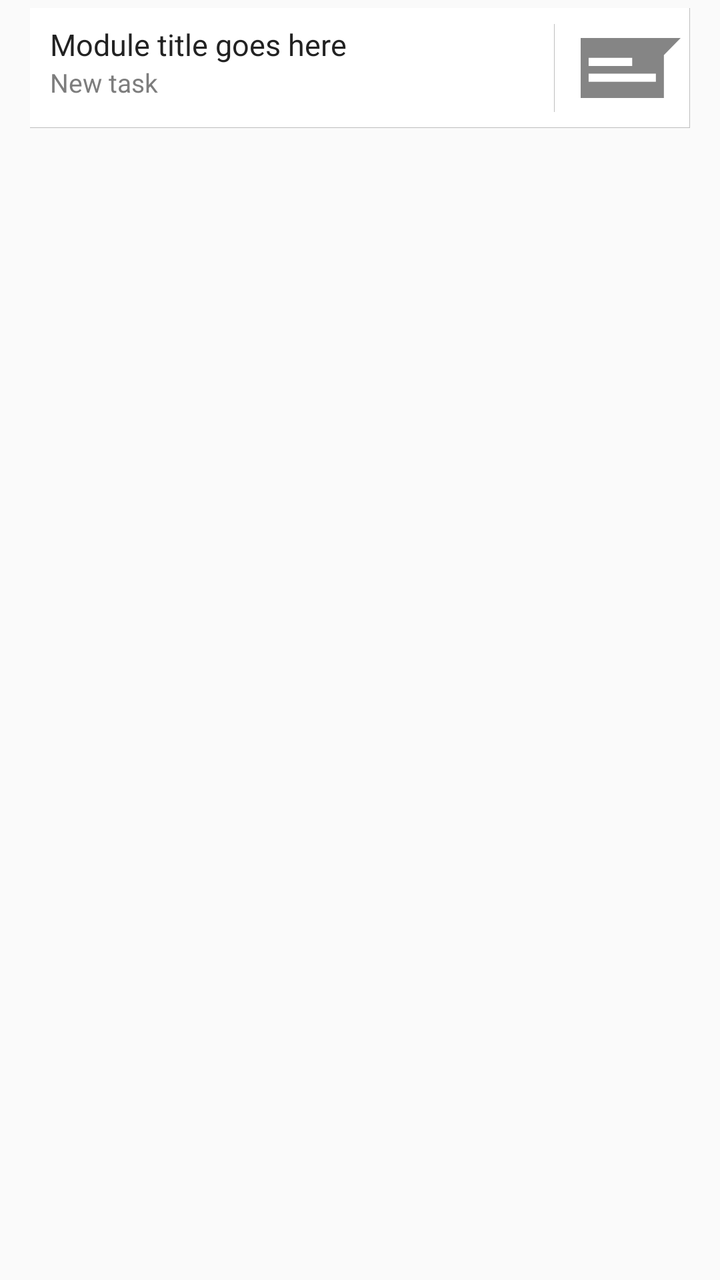
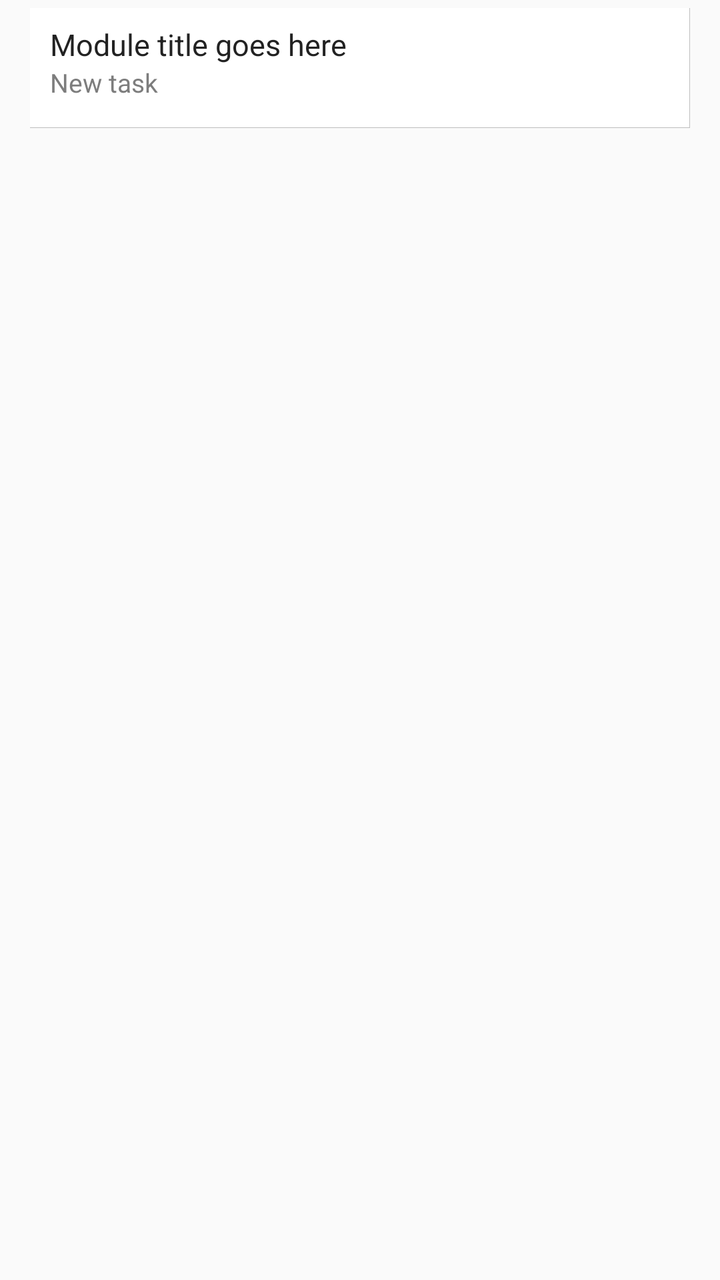

Before-and-after screenshots of an Android layout around one commit, followed by the original layout XML and the change that was made.
<!-- AndroidManifest.xml: application theme AppCompactTheme -->
<!-- res/layout/listview_module_list.xml -->
<?xml version="1.0" encoding="utf-8"?>
<LinearLayout xmlns:android="http://schemas.android.com/apk/res/android"
    xmlns:tools="http://schemas.android.com/tools"
    android:orientation="vertical"
    android:layout_width="match_parent"
    android:layout_height="wrap_content"
    android:paddingLeft="15dp"
    android:paddingRight="15dp"
    android:paddingTop="@dimen/ofis_list_itemseparator"
    android:paddingBottom="@dimen/ofis_list_itemseparator">


    <LinearLayout
        android:orientation="horizontal"
        android:layout_width="match_parent"
        android:id="@+id/rowlin"
        android:layout_height="wrap_content"
        android:minHeight="60dp"
        android:background="@drawable/list_item"
        android:baselineAligned="false"
        tools:ignore="UselessParent">

        <LinearLayout
            android:orientation="vertical"
            android:layout_width="0dp"
            android:layout_height="match_parent"
            android:id="@+id/itemTextContainer"
            android:layout_marginTop="8dp"
            android:layout_marginBottom="8dp"
            android:layout_marginEnd="8dp"
            android:layout_marginRight="8dp"
            android:paddingLeft="10dp"
            android:paddingRight="10dp"
            android:layout_weight="1">
            <TextView
                android:layout_width="wrap_content"
                android:layout_height="wrap_content"
                android:id="@+id/moduleListFarmerModuleId"
                android:visibility="gone"/>
            <TextView
                android:layout_width="wrap_content"
                android:layout_height="wrap_content"
                android:id="@+id/moduleListCurrentSubModuleId"
                android:visibility="gone"/>
            <TextView
                android:layout_width="wrap_content"
                android:layout_height="wrap_content"
                android:id="@+id/moduleListStatusStarted"
                android:visibility="gone"/>
            <TextView
                android:layout_width="wrap_content"
                android:layout_height="wrap_content"
                android:id="@+id/moduleListStatusFinished"
                android:visibility="gone"/>
            <TextView
                android:layout_width="wrap_content"
                android:layout_height="wrap_content"
                android:id="@+id/moduleListEnabled"
                android:text="@string/enabled_string"
                android:visibility="gone"/>
            <TextView
                android:layout_width="wrap_content"
                android:layout_height="wrap_content"
                android:id="@+id/moduleListRecordedLat"
                android:text="@string/enabled_string"
                android:visibility="gone"/>
            <TextView
                android:layout_width="wrap_content"
                android:layout_height="wrap_content"
                android:id="@+id/moduleListRecordedLng"
                android:text="@string/enabled_string"
                android:visibility="gone"/>
            <TextView
                android:layout_width="match_parent"
                android:layout_height="wrap_content"
                android:text="@string/ModuleTitle"
                android:id="@+id/moduleListModuleName"
                android:textColor="@color/ofis_base_font_dark"
                android:textSize="@dimen/ofis_med_text" />
            <TextView
                android:layout_width="wrap_content"
                android:layout_height="wrap_content"
                android:text="@string/ModuleStatus"
                android:id="@+id/moduleListModuleStatus"
                android:textColor="@color/ofis_list_item_subtitle"
                android:textSize="@dimen/ofis_small_text" />
        </LinearLayout>

        <LinearLayout
            android:layout_width="wrap_content"
            android:layout_height="wrap_content"
            android:background="@drawable/left_border"
            android:layout_marginTop="8dp"
            android:layout_marginBottom="8dp">
            <ImageView
                android:layout_width="wrap_content"
                android:layout_height="wrap_content"
                android:adjustViewBounds="true"
                android:scaleType="fitCenter"
                android:id="@+id/moduleListModuleIcon"
                android:src="@drawable/ic_status_new"
                android:contentDescription="@string/Farmer_Photo"
                android:layout_gravity="center_vertical|center_horizontal" />
        </LinearLayout>
    </LinearLayout>

</LinearLayout>
<!-- resources referenced by this layout -->
<resources>
  <color name="ofis_base_font_dark">#222222</color>
  <color name="ofis_list_item_subtitle">#7d7d7d</color>
  <dimen name="ofis_list_itemseparator">4dp</dimen>
  <dimen name="ofis_med_text">15sp</dimen>
  <dimen name="ofis_small_text">13sp</dimen>
  <!-- drawable ic_status_new: png bitmap (drawable-hdpi, 15211 bytes) -->
  <!-- drawable left_border (drawable) -->
  <?xml version="1.0" encoding="utf-8"?>
  <layer-list xmlns:android="http://schemas.android.com/apk/res/android">
      <item
          android:bottom="-3dp"
          android:left="-2dp"
          android:top="-3dp"
          android:right="-3dp">
          <shape android:shape="rectangle">
              <solid android:color="@android:color/transparent"/>
              <stroke
                  android:color="@color/ofis_list_item_border"
                  android:width="@dimen/ofis_list_itemborder" />
          </shape>
          </item>
  </layer-list>
  <!-- drawable list_item (drawable) -->
  <?xml version="1.0" encoding="utf-8"?>
  <layer-list xmlns:android="http://schemas.android.com/apk/res/android">
      <item
          android:right="-3dp"
          android:left="-3dp"
          android:top="-3dp"
          android:bottom="-2dp">
          <shape android:shape="rectangle">
              <solid android:color="@color/ofis_list_item_background"/>
              <stroke
                  android:color="@color/ofis_list_item_border"
                  android:width="@dimen/ofis_list_itemborder" />
          </shape>
          </item>
  </layer-list>
  <string name="Farmer_Photo">Farmer Photo</string>
  <string name="ModuleStatus">New task</string>
  <string name="ModuleTitle">Module title goes here</string>
  <string name="enabled_string">true</string>
  <style name="AppCompactTheme" parent="Theme.AppCompat.Light">
          
          <item name="android:spinnerStyle">@android:style/Widget.Holo.Light.Spinner</item>
          <item name="android:spinnerItemStyle">@style/SpinnerItem</item>
          <item name="android:spinnerDropDownItemStyle">@style/SpinnerItem.DropDownItem</item>
          <item name="android:dropDownListViewStyle">@style/StandardSpinner</item>
          <item name="android:actionBarStyle">@style/AppTheme.ActionBarStyle</item>
      </style>
  <color name="ofis_list_item_border">#40000000</color>
  <dimen name="ofis_list_itemborder">1px</dimen>
  <color name="ofis_list_item_background">#ffffff</color>
  <style name="SpinnerItem" parent="Widget.AppCompat.TextView.SpinnerItem">
          <item name="android:textColor">@color/ofis_base_font_white</item>
          <item name="android:textSize">@dimen/ofis_spinner_text</item>
      </style>
  <style name="SpinnerItem.DropDownItem" parent="Widget.AppCompat.Light.DropDownItem.Spinner">
          <item name="android:textColor">@color/ofis_text_field</item>
          <item name="android:background">@color/ofis_spinner_item_background</item>
      </style>
  <style name="StandardSpinner" parent="Widget.AppCompat.ListView.DropDown">
          <item name="android:dividerHeight">@dimen/ofis_spinner_itemseparator</item>
          <item name="android:divider">@color/ofis_spinner_divider</item>
      </style>
  <style name="AppTheme.ActionBarStyle" parent="Theme.AppCompat.Light">
          <item name="android:titleTextStyle">@style/AppTheme.ActionBar.TitleTextStyle</item>
      </style>
  <color name="ofis_base_font_white">#ffffff</color>
  <dimen name="ofis_spinner_text">14sp</dimen>
  <color name="ofis_text_field">#DE000000</color>
  <color name="ofis_spinner_item_background">@color/ofis_actionbar_background</color>
  <dimen name="ofis_spinner_itemseparator">1dp</dimen>
  <color name="ofis_spinner_divider">#ff333333</color>
  <style name="AppTheme.ActionBar.TitleTextStyle" parent="android:TextAppearance">
          <item name="android:textSize">@dimen/ofis_med_text</item>
      </style>
  <color name="ofis_actionbar_background">#dddddd</color>
</resources>

<!-- the commit's change to res/layout/listview_module_list.xml (unified diff, before → after) -->
@@ -1,5 +1,6 @@
 <?xml version="1.0" encoding="utf-8"?>
 <LinearLayout xmlns:android="http://schemas.android.com/apk/res/android"
+    xmlns:app="http://schemas.android.com/apk/res-auto"
     xmlns:tools="http://schemas.android.com/tools"
     android:orientation="vertical"
     android:layout_width="match_parent"
@@ -98,7 +99,7 @@
                 android:adjustViewBounds="true"
                 android:scaleType="fitCenter"
                 android:id="@+id/moduleListModuleIcon"
-                android:src="@drawable/ic_status_new"
+                app:srcCompat="@drawable/ic_status_new"
                 android:contentDescription="@string/Farmer_Photo"
                 android:layout_gravity="center_vertical|center_horizontal" />
         </LinearLayout>
<!-- resource entries referenced after the edit -->
@@ -44,11 +44,13 @@
   <string name="enabled_string">true</string>
   <style name="AppCompactTheme" parent="Theme.AppCompat.Light">
           
-          <item name="android:spinnerStyle">@android:style/Widget.Holo.Light.Spinner</item>
+          <item name="spinnerStyle">@android:style/Widget.Holo.Light.Spinner</item>
           <item name="android:spinnerItemStyle">@style/SpinnerItem</item>
-          <item name="android:spinnerDropDownItemStyle">@style/SpinnerItem.DropDownItem</item>
-          <item name="android:dropDownListViewStyle">@style/StandardSpinner</item>
-          <item name="android:actionBarStyle">@style/AppTheme.ActionBarStyle</item>
+          <item name="spinnerDropDownItemStyle">@style/SpinnerItem.DropDownItem</item>
+          <item name="dropDownListViewStyle">@style/StandardSpinner</item>
+  
+          <item name="actionBarStyle">@style/AppTheme.ActionBarStyle</item>
+  
       </style>
   <color name="ofis_list_item_border">#40000000</color>
   <dimen name="ofis_list_itemborder">1px</dimen>
@@ -59,14 +61,14 @@
       </style>
   <style name="SpinnerItem.DropDownItem" parent="Widget.AppCompat.Light.DropDownItem.Spinner">
           <item name="android:textColor">@color/ofis_text_field</item>
-          <item name="android:background">@color/ofis_spinner_item_background</item>
+          <item name="background">@color/ofis_spinner_item_background</item>
       </style>
   <style name="StandardSpinner" parent="Widget.AppCompat.ListView.DropDown">
           <item name="android:dividerHeight">@dimen/ofis_spinner_itemseparator</item>
-          <item name="android:divider">@color/ofis_spinner_divider</item>
+          <item name="divider">@color/ofis_spinner_divider</item>
       </style>
   <style name="AppTheme.ActionBarStyle" parent="Theme.AppCompat.Light">
-          <item name="android:titleTextStyle">@style/AppTheme.ActionBar.TitleTextStyle</item>
+          <item name="titleTextStyle">@style/AppTheme.ActionBar.TitleTextStyle</item>
       </style>
   <color name="ofis_base_font_white">#ffffff</color>
   <dimen name="ofis_spinner_text">14sp</dimen>
@@ -75,8 +77,10 @@
   <dimen name="ofis_spinner_itemseparator">1dp</dimen>
   <color name="ofis_spinner_divider">#ff333333</color>
   <style name="AppTheme.ActionBar.TitleTextStyle" parent="android:TextAppearance">
-          <item name="android:textSize">@dimen/ofis_med_text</item>
+          <item name="android:textSize">@dimen/ofis_large_text</item>
+          <item name="android:textStyle">bold</item>
       </style>
   <color name="ofis_actionbar_background">#dddddd</color>
+  <dimen name="ofis_large_text">17sp</dimen>
 </resources>
 
